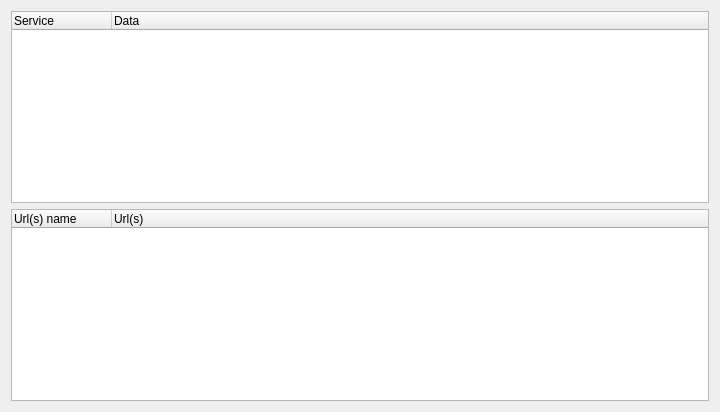
nmapsi4/nmapsi4, file src/app/ui/vulnbookmarkwidget.ui: the form before one commit.
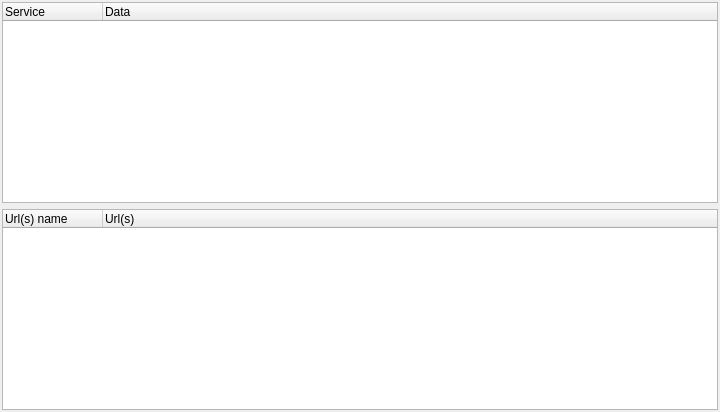
The form after the commit.

What changed in the file:
```diff
--- a/src/app/ui/vulnbookmarkwidget.ui
+++ b/src/app/ui/vulnbookmarkwidget.ui
@@ -14,6 +14,9 @@
    <string>Form</string>
   </property>
   <layout class="QVBoxLayout" name="verticalLayout">
+   <property name="margin">
+    <number>2</number>
+   </property>
    <item>
     <widget class="QTreeWidget" name="treeBookVuln">
      <property name="alternatingRowColors">
```
